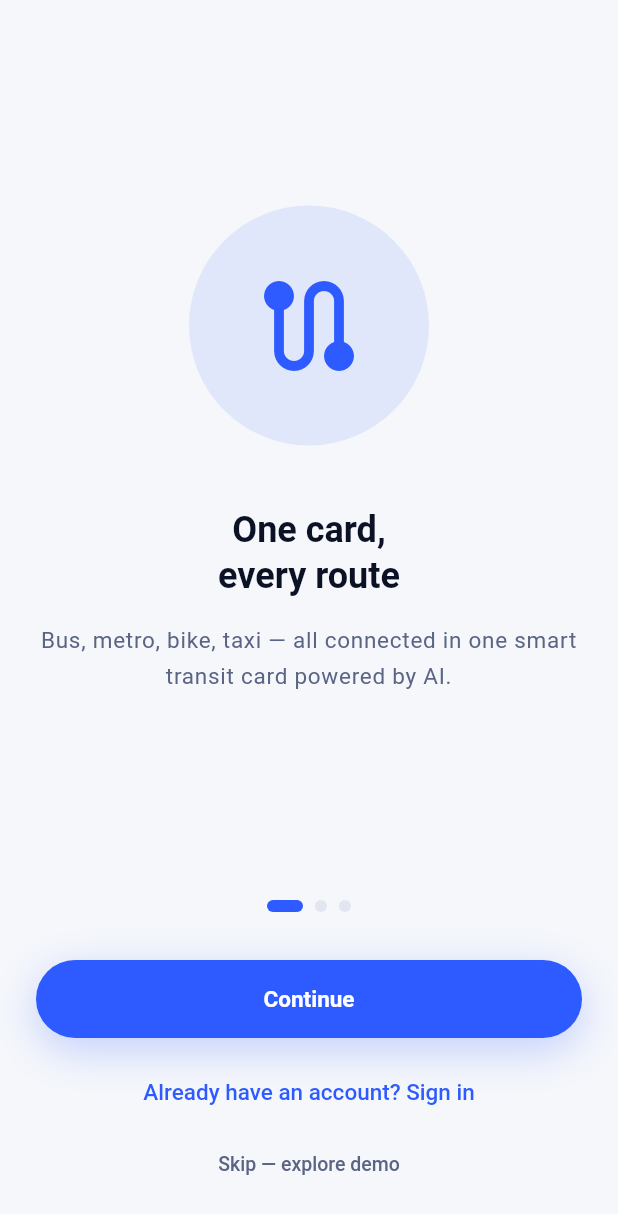
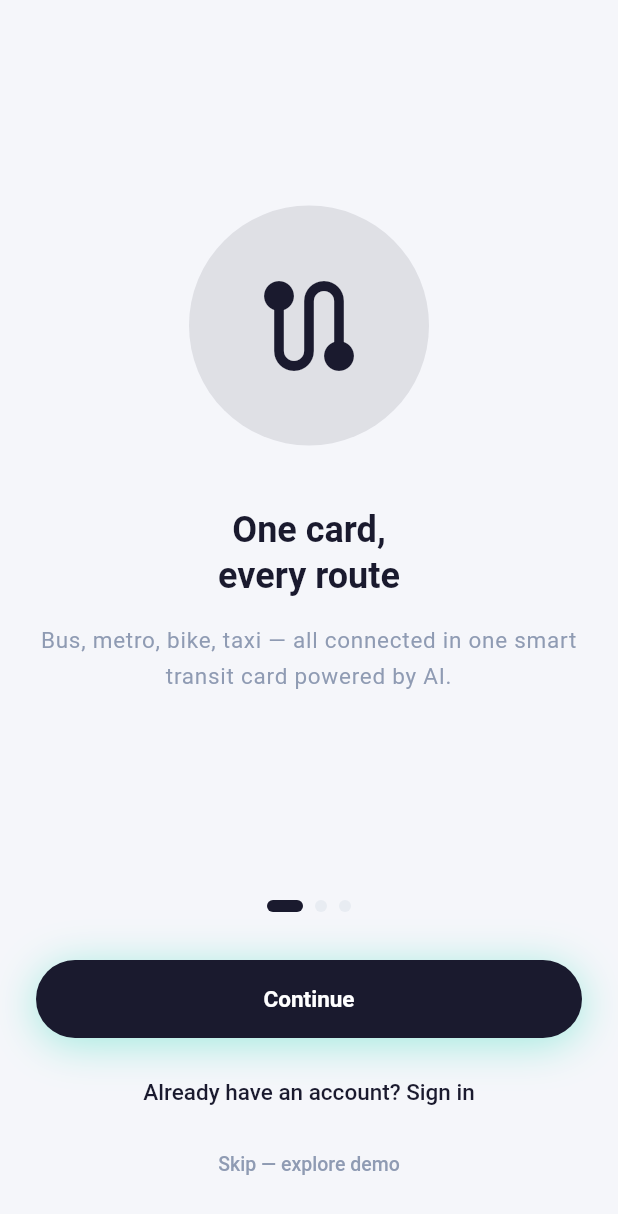
Before and after one commit to LaszloSM/gosmart, a Flutter app: the screen it shows after launch, on a phone screen of 412 x 824 dp. Shown: the top 1214 px of the screen. Run offline on Flutter 3.47's test engine with Material 3 defaults, Android fonts, the phone set to English and light mode, and no system bars; our stand-ins replace flutter_dotenv, flutter_riverpod, go_router, supabase_flutter; missing offline and left inert: flutter_stripe; accounts and stored records are empty.

Commit message:
feat(theme): update design tokens — navy/teal/violet palette, GSRadius.xxl=28, GSShadow.card+accent
Co-Authored-By: Claude Sonnet 4.6 <noreply@anthropic.com>

```diff
--- a/lib/theme/design_tokens.dart
+++ b/lib/theme/design_tokens.dart
@@ -1,45 +1,59 @@
 import 'package:flutter/material.dart';
 
 // ─────────────────────────────────────────────────────────────────────────────
-// GoSmart Design Tokens — single source of truth (mirrors design-tokens.json)
+// GoSmart Design Tokens — single source of truth
 // ─────────────────────────────────────────────────────────────────────────────
 
 abstract class GSColors {
-  // Brand
-  static const primary = Color(0xFF2D5BFF);
-  static const primaryHover = Color(0xFF1A45E8);
-  static const primaryLight = Color(0xFFEEF2FF);
+  // ── Brand ──────────────────────────────────────────────────────────────────
+  /// Dark navy — use as background or dark surface color only.
+  static const primary = Color(0xFF1A1A2E);
 
+  /// Teal — primary interactive / CTA color (replaces old blue for foreground use).
+  static const accent = Color(0xFF00D4AA);
+  static const accentHover = Color(0xFF00B894);
+  static const accentLight = Color(0xFFE6FAF6);
+
+  /// Violet — secondary accent, eco points, card gradients.
+  static const accentAlt = Color(0xFF6C63FF);
+  static const accentAltLight = Color(0xFFEEEDFF);
+
+  // ── Eco ────────────────────────────────────────────────────────────────────
   static const eco = Color(0xFF3CB371);
   static const ecoLight = Color(0xFFE8F5EE);
   static const ecoDark = Color(0xFF28865A);
 
-  // Neutral
-  static const bg = Color(0xFFF5F7FB);
+  // ── Neutral ────────────────────────────────────────────────────────────────
+  static const bg = Color(0xFFF5F6FA);
   static const surface = Color(0xFFFFFFFF);
-  static const surface2 = Color(0xFFEFF1F6);
-  static const border = Color(0xFFE2E6F0);
-  static const textPrimary = Color(0xFF0B1226);
-  static const textSecondary = Color(0xFF5A6484);
-  static const textDisabled = Color(0xFFA8B0C8);
+  static const surfaceDark = Color(0xFFF5F6FA);
+  static const border = Color(0xFFE8ECF2);
+  static const textPrimary = Color(0xFF1A1A2E);
+  static const textSecondary = Color(0xFF8F9BB3);
+  static const textDisabled = Color(0xFFC5CCD9);
 
-  // Semantic
-  static const success = Color(0xFF22C55E);
+  // ── Semantic ───────────────────────────────────────────────────────────────
+  static const success = Color(0xFF2ED573);
   static const successLight = Color(0xFFDCFCE7);
-  static const warning = Color(0xFFF59E0B);
+  static const warning = Color(0xFFFFA502);
   static const warningLight = Color(0xFFFEF3C7);
-  static const error = Color(0xFFEF4444);
-  static const errorLight = Color(0xFFFEE2E2);
-  static const info = Color(0xFF3B82F6);
+  static const error = Color(0xFFFF4757);
+  static const errorLight = Color(0xFFFFF0F1);
+  static const info = Color(0xFF3498DB);
   static const infoLight = Color(0xFFDBEAFE);
 
-  // Transport modes
-  static const car = Color(0xFF2D5BFF);
-  static const taxi = Color(0xFFF59E0B);
-  static const bus = Color(0xFF8B5CF6);
+  // ── Transport modes ────────────────────────────────────────────────────────
+  static const car = Color(0xFF00D4AA);
+  static const taxi = Color(0xFFFFA502);
+  static const bus = Color(0xFF6C63FF);
   static const bike = Color(0xFF3CB371);
-  static const walk = Color(0xFF5A6484);
-  static const metro = Color(0xFFEF4444);
+  static const walk = Color(0xFF8F9BB3);
+  static const metro = Color(0xFFFF4757);
+
+  // ── Migration aliases — REMOVE after Task 5 is complete ───────────────────
+  static const primaryLight = accentLight;
+  static const primaryHover = accentHover;
+  static const surface2 = surfaceDark;
 }
 
 abstract class GSSpacing {
@@ -60,10 +74,10 @@ abstract class GSRadius {
   static const double md = 12;
   static const double lg = 16;
   static const double xl = 20;
-  static const double xxl = 24;
+  static const double xxl = 28; // updated from 24 — used for bottom sheets
   static const double full = 9999;
 
-  static BorderRadius get cardRadius => BorderRadius.circular(lg);
+  static BorderRadius get cardRadius => BorderRadius.circular(xl);
   static BorderRadius get buttonRadius => BorderRadius.circular(full);
   static BorderRadius get chipRadius => BorderRadius.circular(full);
   static BorderRadius get sheetRadius =>
@@ -105,13 +119,26 @@ abstract class GSShadow {
         ),
       ];
 
-  static List<BoxShadow> get primary => [
-        BoxShadow(
-          color: GSColors.primary.withOpacity(0.25),
-          blurRadius: 24,
-          offset: const Offset(0, 8),
+  /// Soft floating card shadow — use for cards and sheets.
+  static List<BoxShadow> get card => [
+        const BoxShadow(
+          color: Color(0x14000000), // black @ 8% opacity
+          blurRadius: 20,
+          offset: Offset(0, 4),
         ),
       ];
+
+  /// Accent glow — use for primary CTA buttons.
+  static List<BoxShadow> get accent => [
+        const BoxShadow(
+          color: Color(0x5900D4AA), // accent @ 35% opacity
+          blurRadius: 24,
+          offset: Offset(0, 4),
+        ),
+      ];
+
+  /// Kept as alias for accent shadow (backward compat with button code).
+  static List<BoxShadow> get primary => accent;
 
   static List<BoxShadow> get eco => [
         BoxShadow(
@@ -139,7 +166,7 @@ abstract class GSDuration {
   static const fast = Duration(milliseconds: 150);
   static const normal = Duration(milliseconds: 250);
   static const slow = Duration(milliseconds: 400);
-  static const page = Duration(milliseconds: 350);
+  static const page = Duration(milliseconds: 300);
 }
 
 abstract class GSSize {
```
